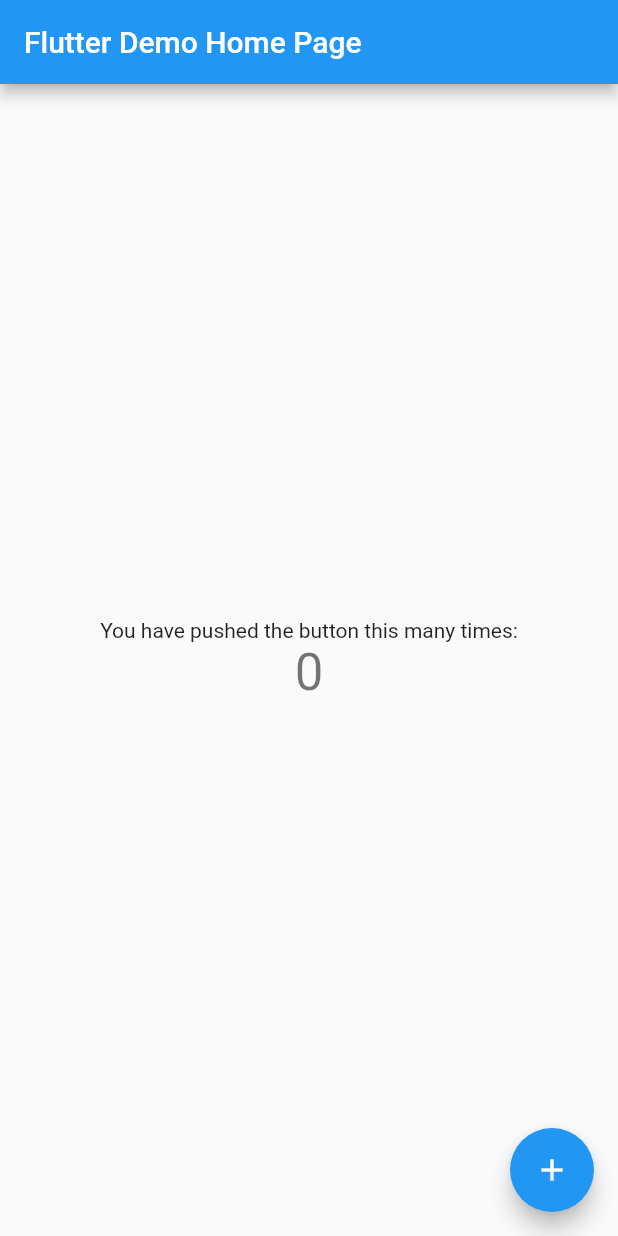
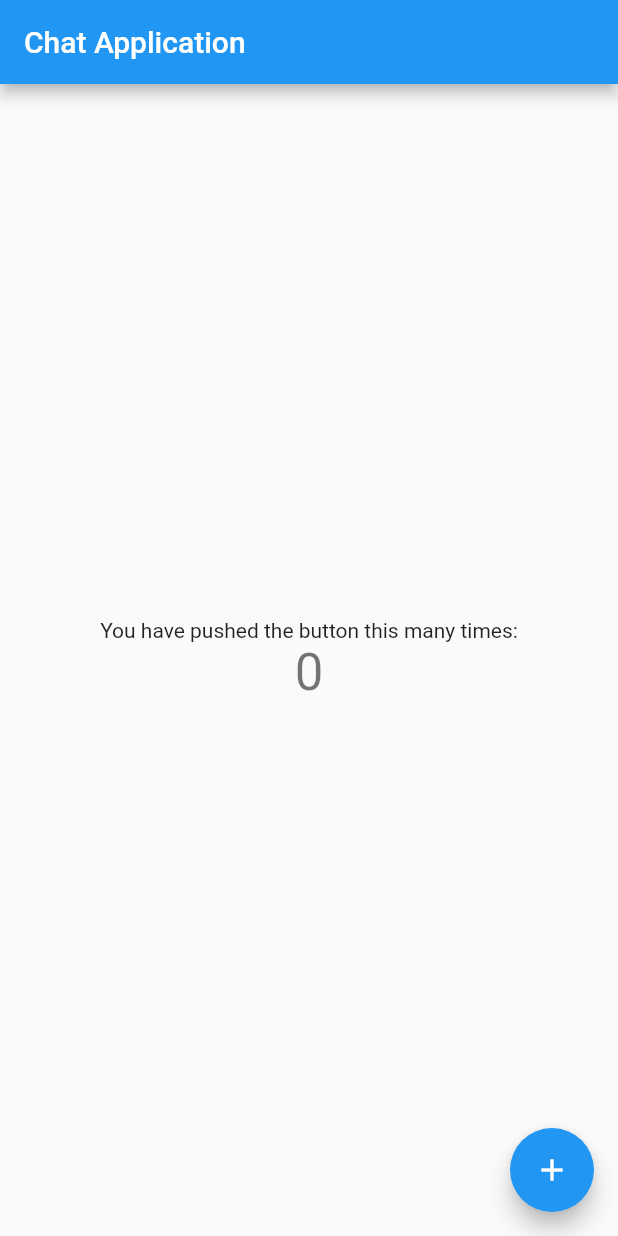
Before and after one commit to AnuLoveCoding/we_chat, a Flutter app: the screen it shows after launch, on a phone screen of 412 x 824 dp. Run offline on Flutter 3.47's test engine with Material 2 defaults, Android fonts, the phone set to English and light mode, and no system bars.

Commit message:
we chat project

```diff
--- a/lib/main.dart
+++ b/lib/main.dart
@@ -12,7 +12,7 @@ class MyApp extends StatelessWidget {
   Widget build(BuildContext context) {
     return MaterialApp(
       debugShowCheckedModeBanner: false,
-      title: 'We_chat',
+      title: 'We chat',
       theme: ThemeData(
         // This is the theme of your application.
         //
@@ -25,7 +25,7 @@ class MyApp extends StatelessWidget {
         // is not restarted.
         primarySwatch: Colors.blue,
       ),
-      home: const MyHomePage(title: 'Flutter Demo Home Page'),
+      home: const MyHomePage(title: 'Chat Application'),
     );
   }
 }
```
